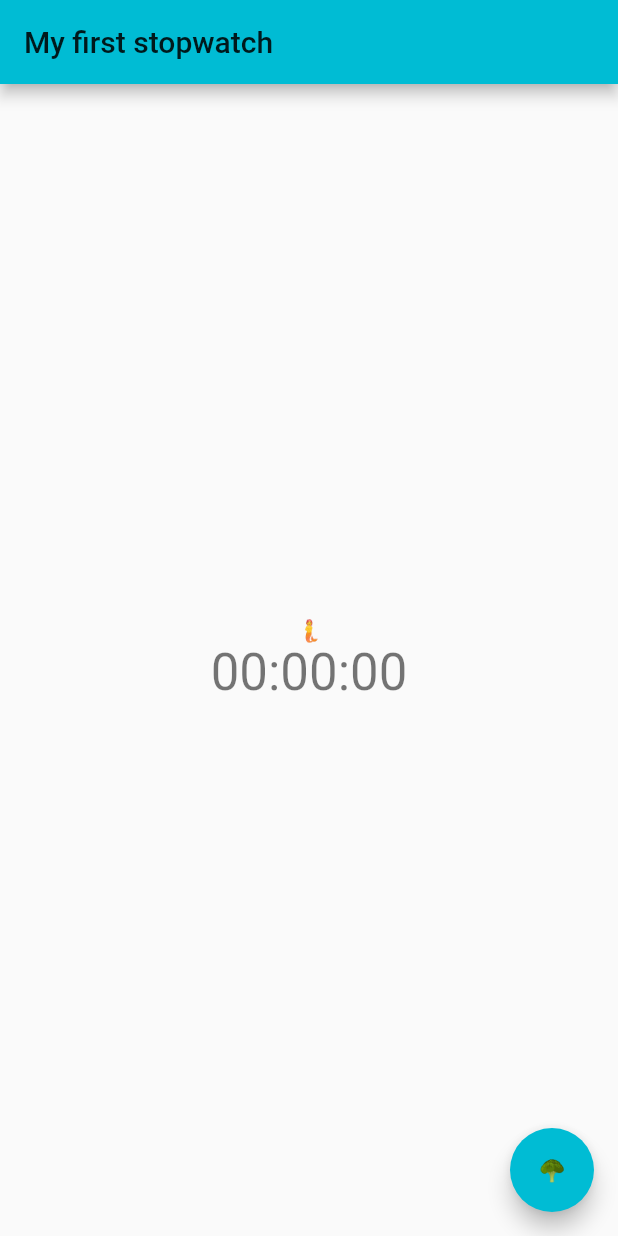
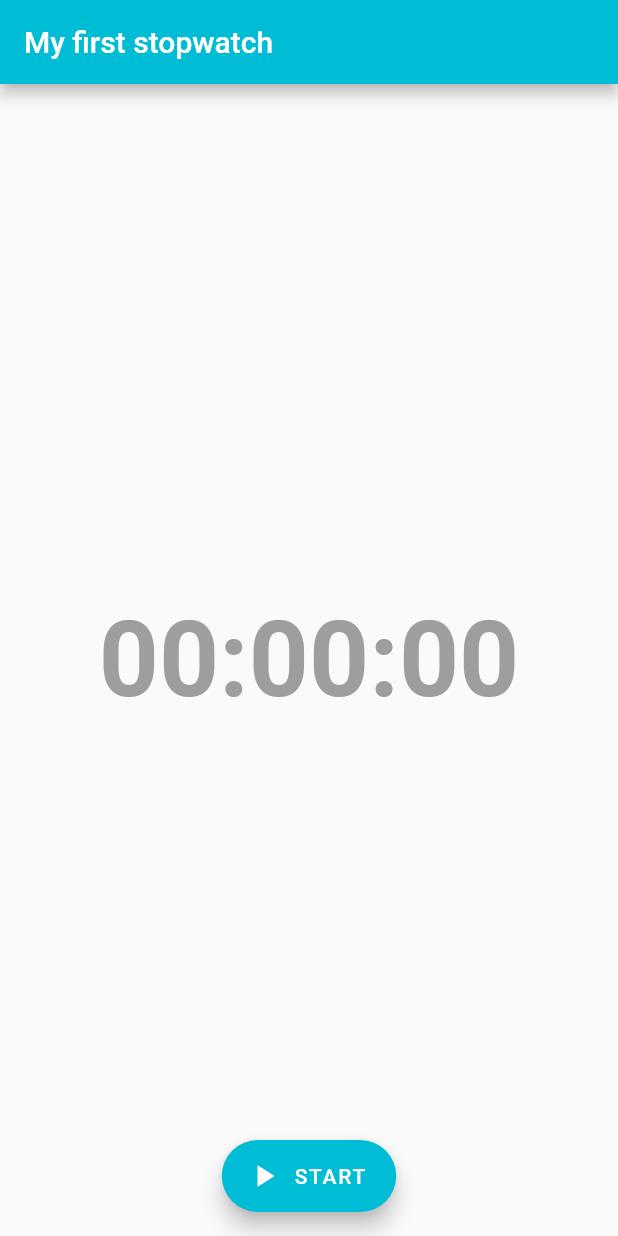
Before and after one commit to christinaav/Cronometro, a Flutter app: the screen it shows after launch, on a phone screen of 412 x 824 dp. Run offline on Flutter 3.47's test engine with Material 2 defaults, Android fonts, the phone set to English and light mode, and no system bars.

Commit message:
stopwatch with fab

```diff
--- a/lib/main.dart
+++ b/lib/main.dart
@@ -78,25 +78,37 @@ class _MyHomePageState extends State<MyHomePage> {
   Widget build(BuildContext context) {
     return Scaffold(
       appBar: AppBar(
-          title: Text(widget.title),
+        title: Text(widget.title,
+            style: TextStyle(
+              color: Colors.white,
+            )),
       ),
       body: Center(
         child: Column(
           mainAxisAlignment: MainAxisAlignment.center,
           children: <Widget>[
-              Text('🧜'),
             Text(
               '$time',
-                style: Theme.of(context).textTheme.display1,
+              style: TextStyle(
+                fontSize: 70.0,
+                color: Colors.grey,
+                fontWeight: FontWeight.w600,
+              ),
             ),
           ],
         ),
       ),
-        floatingActionButton: FloatingActionButton(
+      floatingActionButton: FloatingActionButton.extended(
         onPressed: changeState,
         tooltip: 'Increment',
-          child: Text('🥦'),
+        icon: Icon(Icons.play_arrow),
+        label: Text('START'),
         backgroundColor: Colors.cyan,
-        ));
+        foregroundColor: Colors.white,
+        shape: RoundedRectangleBorder(
+            borderRadius: BorderRadius.all(Radius.circular(25.0))),
+      ),
+      floatingActionButtonLocation: FloatingActionButtonLocation.centerFloat,
+    );
   }
 }
```
Lines whose indentation alone changed are shown as unchanged.
